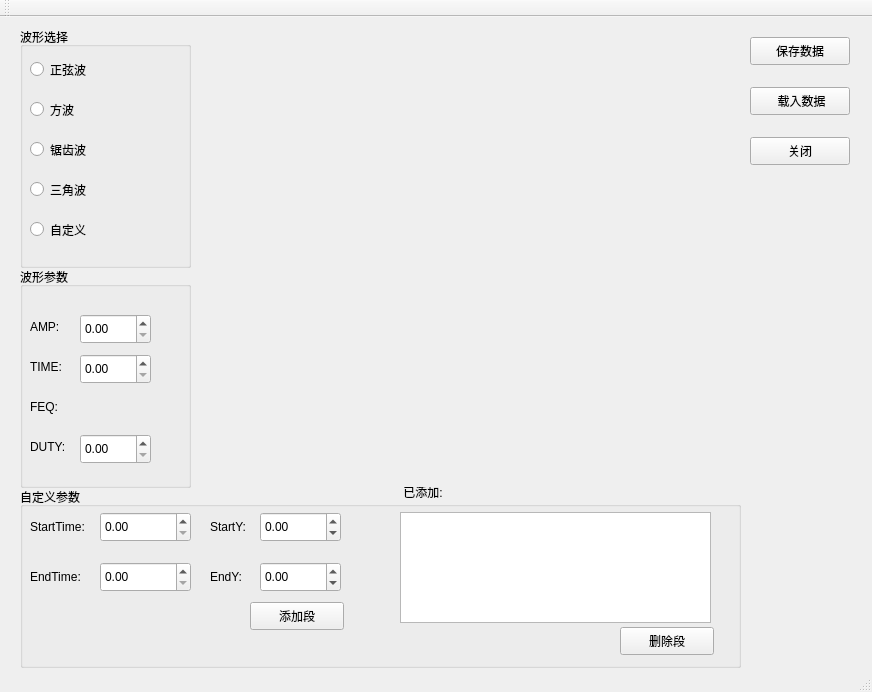
First picture: the form in mwgenwdata.ui, repository CarnationTL/GenWData, before the edit.
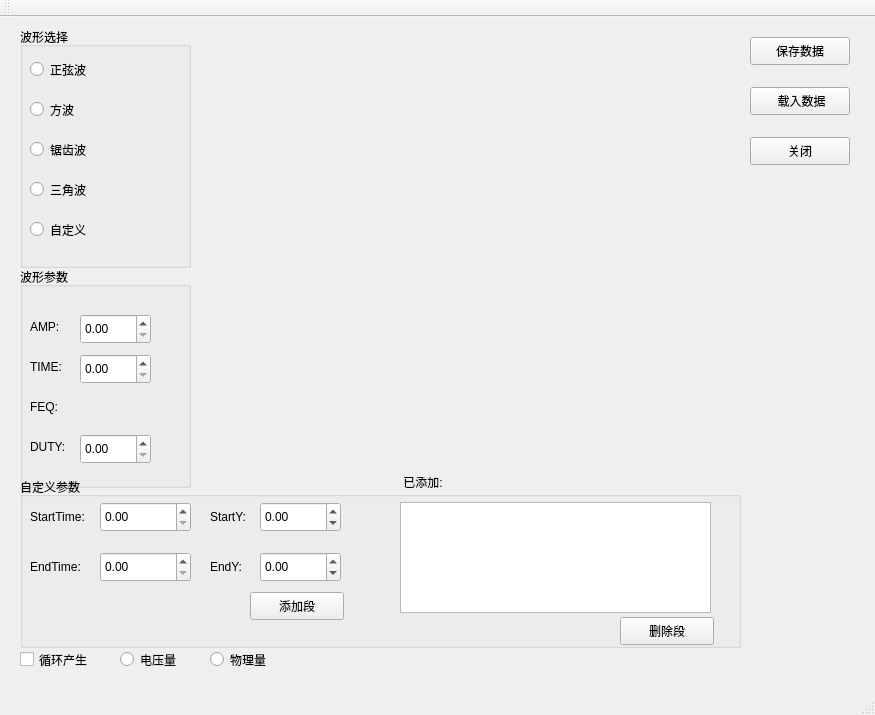
Second picture: the form after the edit. Custom widgets are drawn as their Qt base class.

Diff of the .ui file:
```diff
--- a/mwgenwdata.ui
+++ b/mwgenwdata.ui
@@ -6,8 +6,8 @@
    <rect>
     <x>0</x>
     <y>0</y>
-    <width>872</width>
-    <height>692</height>
+    <width>875</width>
+    <height>715</height>
    </rect>
   </property>
   <property name="windowTitle">
@@ -252,9 +252,9 @@
     <property name="geometry">
      <rect>
       <x>20</x>
-      <y>470</y>
+      <y>460</y>
       <width>721</width>
-      <height>181</height>
+      <height>171</height>
      </rect>
     </property>
     <property name="title">
@@ -269,6 +269,9 @@
        <height>30</height>
       </rect>
      </property>
+     <property name="maximum">
+      <double>65536.000000000000000</double>
+     </property>
     </widget>
     <widget class="QLabel" name="lblStartTime">
      <property name="geometry">
@@ -292,6 +295,9 @@
        <height>30</height>
       </rect>
      </property>
+     <property name="maximum">
+      <double>65536.000000000000000</double>
+     </property>
     </widget>
     <widget class="QLabel" name="lblEndTime">
      <property name="geometry">
@@ -414,6 +420,54 @@
      </property>
     </widget>
    </widget>
+   <widget class="QCheckBox" name="ckbloop">
+    <property name="geometry">
+     <rect>
+      <x>20</x>
+      <y>630</y>
+      <width>97</width>
+      <height>25</height>
+     </rect>
+    </property>
+    <property name="styleSheet">
+     <string notr="true">font: 75 11pt &quot;微软雅黑&quot;;</string>
+    </property>
+    <property name="text">
+     <string>循环产生</string>
+    </property>
+   </widget>
+   <widget class="QRadioButton" name="rbv">
+    <property name="geometry">
+     <rect>
+      <x>120</x>
+      <y>630</y>
+      <width>113</width>
+      <height>25</height>
+     </rect>
+    </property>
+    <property name="text">
+     <string>电压量</string>
+    </property>
+    <attribute name="buttonGroup">
+     <string notr="true">buttonGroup</string>
+    </attribute>
+   </widget>
+   <widget class="QRadioButton" name="rbp">
+    <property name="geometry">
+     <rect>
+      <x>210</x>
+      <y>630</y>
+      <width>113</width>
+      <height>25</height>
+     </rect>
+    </property>
+    <property name="text">
+     <string>物理量</string>
+    </property>
+    <attribute name="buttonGroup">
+     <string notr="true">buttonGroup</string>
+    </attribute>
+   </widget>
    <zorder>gbPara</zorder>
    <zorder>gbWave</zorder>
    <zorder>qwtPlot</zorder>
```
Left out of the diff: 17 changed lines with no effect on the pictures.
